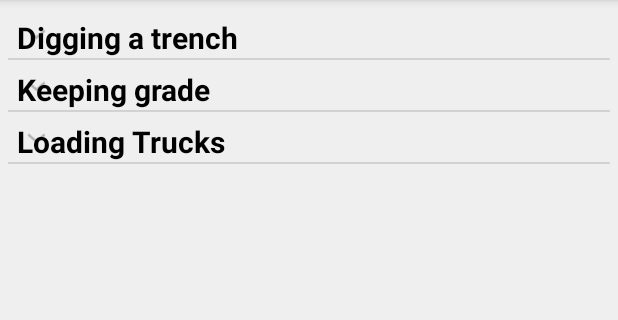
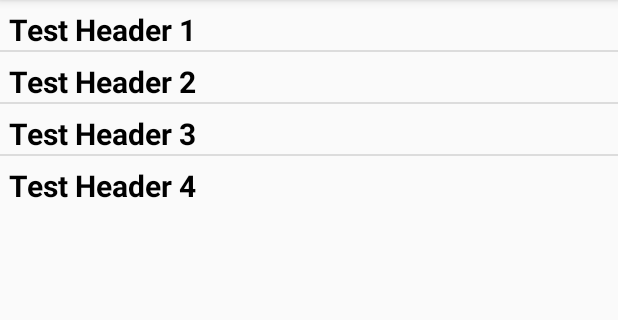
Before and after one commit to hassan963/DemoConstract, an Android app: the fragment HowToApproachingTasks shown on its own in the app's theme, on a phone screen of 412 x 824 dp, the part 84-404 px from its top. Run offline under Robolectric (Android 15) with nearby library versions, the phone set to English and light mode, and no system bars.

Commit message:
expandable list view completed

```diff
--- a/app/src/main/java/com/constructefile/democonstract/activity/MainMenu.java
+++ b/app/src/main/java/com/constructefile/democonstract/activity/MainMenu.java
@@ -237,7 +237,7 @@ public class MainMenu extends AppCompatActivity {
                 //Check to see which item was being clicked and perform appropriate action
                 switch (menuItem.getItemId()) {
                     //Replacing the main content with ContentFragment Which is our Inbox View;
-                    case R.id.home:
+                    case R.id.nav_home:
                         navItemIndex = 0;
                         CURRENT_TAG = TAG_HOME;
                         break;
--- a/app/src/main/java/com/constructefile/democonstract/activity/NearMiss_Activity.java
+++ b/app/src/main/java/com/constructefile/democonstract/activity/NearMiss_Activity.java
@@ -350,7 +350,7 @@ public class NearMiss_Activity extends AppCompatActivity implements AdapterView.
                 params.put("concern_type", concern_type);
                 params.put("date", timestamp);
                 params.put("description", description);
-                params.put("employee_id", "1"); // will implement later
+                params.put("operator_id", "9"); // will implement later
                 params.put("signature", sign);  // not done yet
                 params.put("image", sign);
                 return params;
--- a/app/src/main/java/com/constructefile/democonstract/adapter/ExpandableListAdapter.java
+++ b/app/src/main/java/com/constructefile/democonstract/adapter/ExpandableListAdapter.java
@@ -1,7 +1,6 @@
 package com.constructefile.democonstract.adapter;
 
 import android.content.Context;
-import android.graphics.Typeface;
 import android.view.LayoutInflater;
 import android.view.View;
 import android.view.ViewGroup;
@@ -10,45 +9,40 @@ import android.widget.TextView;
 
 import com.constructefile.democonstract.R;
 
-import java.util.HashMap;
-import java.util.List;
-
 /**
- * Created by Optimus Prime on 4/1/2017.
+ * Created by Hassan M.Ashraful on 4/14/2017.
  */
 
 public class ExpandableListAdapter extends BaseExpandableListAdapter {
 
-    private Context _context;
-    private List<String> _listDataHeader;
-    private HashMap<String, List<String>> _listDataChild;
+    private final LayoutInflater inf;
+    private String[] groups;
+    private String[][] children;
 
-
-    public ExpandableListAdapter(Context context, List<String> listDataHeader, HashMap<String, List<String>> listDataChild) {
-        this._context = context;
-        this._listDataHeader = listDataHeader;
-        this._listDataChild = listDataChild;
+    public ExpandableListAdapter(Context context, String[] groups, String[][] children) {
+        this.groups = groups;
+        this.children = children;
+        inf = LayoutInflater.from(context);
     }
 
     @Override
     public int getGroupCount() {
-        return this._listDataHeader.size();
+        return groups.length;
     }
 
     @Override
     public int getChildrenCount(int groupPosition) {
-        return this._listDataChild.get(this._listDataHeader.get(groupPosition))
-                .size();
+        return children[groupPosition].length;
     }
 
     @Override
     public Object getGroup(int groupPosition) {
-        return this._listDataHeader.get(groupPosition);
+        return groups[groupPosition];
     }
 
     @Override
     public Object getChild(int groupPosition, int childPosition) {
-        return this._listDataChild.get(this._listDataHeader.get(groupPosition)).get(childPosition);
+        return children[groupPosition][childPosition];
     }
 
     @Override
@@ -63,35 +57,44 @@ public class ExpandableListAdapter extends BaseExpandableListAdapter {
 
     @Override
     public boolean hasStableIds() {
-        return false;
+        return true;
     }
 
     @Override
-    public View getGroupView(int groupPosition, boolean isExpanded, View convertView, ViewGroup parent) {
-        String headerTitle = (String) getGroup(groupPosition);
+    public View getChildView(int groupPosition, final int childPosition, boolean isLastChild, View convertView, ViewGroup parent) {
+
+        ViewHolder holder;
         if (convertView == null) {
-            LayoutInflater infalInflater = (LayoutInflater) this._context
-                    .getSystemService(Context.LAYOUT_INFLATER_SERVICE);
-            convertView = infalInflater.inflate(R.layout.list_group, null);
+            convertView = inf.inflate(R.layout.list_item, parent, false);
+            holder = new ViewHolder();
+
+            holder.text = (TextView) convertView.findViewById(R.id.lblListItem);
+            convertView.setTag(holder);
+        } else {
+            holder = (ViewHolder) convertView.getTag();
         }
 
-        TextView lblListHeader = (TextView) convertView
-                .findViewById(R.id.lblListHeader);
-        lblListHeader.setTypeface(null, Typeface.BOLD);
-        lblListHeader.setText(headerTitle);
+        holder.text.setText(getChild(groupPosition, childPosition).toString());
 
         return convertView;
     }
 
     @Override
-    public View getChildView(int groupPosition, int childPosition, boolean isLastChild, View convertView, ViewGroup parent) {
-        final String childText = (String) getChild(groupPosition, childPosition);
+    public View getGroupView(int groupPosition, boolean isExpanded, View convertView, ViewGroup parent) {
+        ViewHolder holder;
+
         if (convertView == null) {
-            LayoutInflater infalInflater = (LayoutInflater) this._context.getSystemService(Context.LAYOUT_INFLATER_SERVICE);
-            convertView = infalInflater.inflate(R.layout.list_item, null);
+            convertView = inf.inflate(R.layout.list_group, parent, false);
+
+            holder = new ViewHolder();
+            holder.text = (TextView) convertView.findViewById(R.id.lblListHeader);
+            convertView.setTag(holder);
+        } else {
+            holder = (ViewHolder) convertView.getTag();
         }
-        TextView textListChild = (TextView) convertView.findViewById(R.id.lblListItem);
-        textListChild.setText(childText);
+
+        holder.text.setText(getGroup(groupPosition).toString());
+
         return convertView;
     }
 
@@ -99,4 +102,11 @@ public class ExpandableListAdapter extends BaseExpandableListAdapter {
     public boolean isChildSelectable(int groupPosition, int childPosition) {
         return true;
     }
+
+    private class ViewHolder {
+        TextView text;
+    }
+
+
+
 }
--- a/app/src/main/java/com/constructefile/democonstract/fragment/HowToApproachingTasks.java
+++ b/app/src/main/java/com/constructefile/democonstract/fragment/HowToApproachingTasks.java
@@ -3,18 +3,15 @@ package com.constructefile.democonstract.fragment;
 import android.content.Context;
 import android.net.Uri;
 import android.os.Bundle;
+import android.support.annotation.Nullable;
 import android.support.v4.app.Fragment;
 import android.view.LayoutInflater;
 import android.view.View;
 import android.view.ViewGroup;
 import android.widget.ExpandableListView;
 
+import com.constructefile.democonstract.R;
 import com.constructefile.democonstract.adapter.ExpandableListAdapter;
-import com.constructefile.democonstract.R;
-
-import java.util.ArrayList;
-import java.util.HashMap;
-import java.util.List;
 
 /**
  * A simple {@link Fragment} subclass.
@@ -27,10 +24,10 @@ import java.util.List;
 public class HowToApproachingTasks extends Fragment {
 
 
-    ExpandableListAdapter listAdapter;
+    View rootView;
     ExpandableListView expListView;
-    List<String> listDataHeader;
-    HashMap<String, List<String>> listDataChild;
+    private String[] groups;
+    private String[][] children;
 
 
     // TODO: Rename parameter arguments, choose names that match
@@ -79,124 +76,37 @@ public class HowToApproachingTasks extends Fragment {
     public View onCreateView(LayoutInflater inflater, ViewGroup container,
                              Bundle savedInstanceState) {
         // Inflate the layout for this fragment
-        View view = inflater.inflate(R.layout.fragment_how_to_approaching_tasks, container, false);
-
-        // get the listview
-        expListView = (ExpandableListView) view.findViewById(R.id.lvExp);
+        rootView = inflater.inflate(R.layout.fragment_howto, container, false);
 
         // preparing list data
         prepareListData();
 
-        listAdapter = new ExpandableListAdapter(getContext(), listDataHeader, listDataChild);
-
-        // setting list adapter
-        expListView.setAdapter(listAdapter);
-
-        // Listview Group click listener
-        expListView.setOnGroupClickListener(new ExpandableListView.OnGroupClickListener() {
-
-            @Override
-            public boolean onGroupClick(ExpandableListView parent, View v,
-                                        int groupPosition, long id) {
-                // Toast.makeText(getApplicationContext(),
-                // "Group Clicked " + listDataHeader.get(groupPosition),
-                // Toast.LENGTH_SHORT).show();
-                return false;
-            }
-        });
-
-        // Listview Group expanded listener
-        expListView.setOnGroupExpandListener(new ExpandableListView.OnGroupExpandListener() {
-
-            @Override
-            public void onGroupExpand(int groupPosition) {
-                /*Toast.makeText(getContext(),
-                        listDataHeader.get(groupPosition) + " Expanded",
-                        Toast.LENGTH_SHORT).show();*/
-            }
-        });
-
-        // Listview Group collasped listener
-        expListView.setOnGroupCollapseListener(new ExpandableListView.OnGroupCollapseListener() {
-
-            @Override
-            public void onGroupCollapse(int groupPosition) {
-                /*Toast.makeText(getContext(),
-                        listDataHeader.get(groupPosition) + " Collapsed",
-                        Toast.LENGTH_SHORT).show();*/
-
-            }
-        });
-
-        // Listview on child click listener
-        expListView.setOnChildClickListener(new ExpandableListView.OnChildClickListener() {
-
-            @Override
-            public boolean onChildClick(ExpandableListView parent, View v,
-                                        int groupPosition, int childPosition, long id) {
-                // TODO Auto-generated method stub
-                /*Toast.makeText(
-                        getContext(),
-                        listDataHeader.get(groupPosition)
-                                + " : "
-                                + listDataChild.get(
-                                listDataHeader.get(groupPosition)).get(
-                                childPosition), Toast.LENGTH_SHORT)
-                        .show();*/
-                return false;
-            }
-        });
-        return view;
+        return rootView;
     }
 
+    @Override
+    public void onViewCreated(View view, @Nullable Bundle savedInstanceState) {
+        expListView = (ExpandableListView) view.findViewById(R.id.expListView);
+        expListView.setAdapter(new ExpandableListAdapter(getActivity(), groups, children));
+        expListView.setGroupIndicator(null);
+    }
 
     /*
-     * Preparing the list data
-     */
+         * Preparing the list data
+         */
     private void prepareListData() {
-        listDataHeader = new ArrayList<String>();
-        listDataChild = new HashMap<String, List<String>>();
 
-        // Adding child data
-        listDataHeader.add("Digging a trench");
-        listDataHeader.add("Keeping grade");
-        listDataHeader.add("Loading Trucks");
+        groups = new String[] { "Test Header 1", "Test Header 2", "Test Header 3", "Test Header 4" };
 
-        // Adding child data
-        List<String> top250 = new ArrayList<String>();
-        top250.add("Before digging a trench, mark out your area of digging. Then make your one call to make sure there are no cables or pipes underground in your area of digging.\n" +
-                "Allow enough room in your easement for the backfill material to be 1 meter away from your trench.Use the dirt management section to calculate how much dirt you will be removing to do better estimates on area needed for your easement.\n" +
-                "When digging with a surveyor, be aware and have good communication with them. They will be around you at all times to make sure you are at a correct depth and may leave to go check other areas of site.\n" +
-                "Keeping track of your depth on the stick of the machinery helps keeping a steady grade for beginners.");
-        /*top250.add("The Godfather");
-        top250.add("The Godfather: Part II");
-        top250.add("Pulp Fiction");
-        top250.add("The Good, the Bad and the Ugly");
-        top250.add("The Dark Knight");
-        top250.add("12 Angry Men");*/
+        children = new String [][] {
+                { "s simply dummy text of the printing and typesetting industry. Lorem Ipsum has been the industry's standard dummy text ever since the 1500s, when an unknown printer took a galley of type and scrambled it to make a type specimen book. It has survived not only five centuries, but also the leap into electronic typesetting, remaining essentially unchanged. It was popularised in the 1960s with the release of Letraset sheets containing Lorem Ipsum passages, and more recently with desktop publishing software like Aldus PageMaker including versions of Lorem Ipsum." },
+                { "Contrary to popular belief, Lorem Ipsum is not simply random text. It has roots in a piece of classical Latin literature from 45 BC, making it over 2000 years old. Richard McClintock, a Latin professor at Hampden-Sydney College in Virginia, looked up one of the more obscure Latin words, consectetur, from a Lorem Ipsum passage, and going through the cites of the word in classical literature, discovered the undoubtable source. Lorem Ipsum comes from sections 1.10.32 and 1.10.33 of comes from a line in section 1.10.32." },
+                { "It is a long established fact that a reader will be distracted by the readable content of a page when looking at its layout. The point of using Lorem Ipsum is that it has a more-or-less normal distribution of letters, as opposed to using 'Content here, content here', making it look like readable English. Many desktop publishing packages and web page editors now use Lorem Ipsum as their default model text, and a search for 'lorem ipsum' will uncover many web sites still in their infancy. Various versions have evolved over the years, sometimes by accident, sometimes on purpose (injected humour and the like)." },
+                { "There are many variations of passages of Lorem Ipsum available, but the majority have suffered alteration in some form, by injected humour, or randomised words which don't look even slightly believable. If you are going to use a passage of Lorem Ipsum, you need to be sure there isn't anything embarrassing hidden in the middle of text. All the Lorem Ipsum generators on the Internet tend to repeat predefined chunks as necessary, making this the first true generator on the Internet. It uses a dictionary of over 200 Latin words, combined with a handful of model sentence structures, to generate Lorem Ipsum which looks reasonable. The generated Lorem Ipsum is therefore always free from repetition, injected humour, or non-characteristic words etc." }
+        };
 
-        List<String> nowShowing = new ArrayList<String>();
-        nowShowing.add("When bringing dirt to grade, keep your bucket or blade full to always have material to work with. \n" +
-                "Having stakes in different areas to keep track of different grade helps.\n" +
-                "If digging area is soft and moves the stakes when approaching with machinery, using a line level you can move the stake to a different location while keeping the grade in the desired location until finished with equipment in area\n");
-        /*nowShowing.add("Despicable Me 2");
-        nowShowing.add("Turbo");
-        nowShowing.add("Grown Ups 2");
-        nowShowing.add("Red 2");
-        nowShowing.add("The Wolverine");*/
 
-        List<String> comingSoon = new ArrayList<String>();
-        comingSoon.add("With Loader:\n" +
-                "Fill bucket and rise to loading area. Signal truck to advance to loading area, when in position signal to stop. Fill truck and signal when finished\n");
-        comingSoon.add("With Excavator:\n" +
-                "Signal truck to advance to loading area. Fill bucket and swing over the back end of the truck.(never go over the cab of the truck) When finished loading signal truck.\n");
-        /*comingSoon.add("The Spectacular Now");
-        comingSoon.add("The Canyons");
-        comingSoon.add("Europa Report");*/
 
-        listDataChild.put(listDataHeader.get(0), top250); // Header, Child data
-        listDataChild.put(listDataHeader.get(1), nowShowing);
-        listDataChild.put(listDataHeader.get(2), comingSoon);
     }
 
     // TODO: Rename method, update argument and hook method into UI event
@@ -237,4 +147,101 @@ public class HowToApproachingTasks extends Fragment {
         // TODO: Update argument type and name
         void onFragmentInteraction(Uri uri);
     }
+
+    /*public class ExpandableListAdapter extends BaseExpandableListAdapter {
+
+        private final LayoutInflater inf;
+        private String[] groups;
+        private String[][] children;
+
+        public ExpandableListAdapter(String[] groups, String[][] children) {
+            this.groups = groups;
+            this.children = children;
+            inf = LayoutInflater.from(getActivity());
+        }
+
+        @Override
+        public int getGroupCount() {
+            return groups.length;
+        }
+
+        @Override
+        public int getChildrenCount(int groupPosition) {
+            return children[groupPosition].length;
+        }
+
+        @Override
+        public Object getGroup(int groupPosition) {
+            return groups[groupPosition];
+        }
+
+        @Override
+        public Object getChild(int groupPosition, int childPosition) {
+            return children[groupPosition][childPosition];
+        }
+
+        @Override
+        public long getGroupId(int groupPosition) {
+            return groupPosition;
+        }
+
+        @Override
+        public long getChildId(int groupPosition, int childPosition) {
+            return childPosition;
+        }
+
+        @Override
+        public boolean hasStableIds() {
+            return true;
+        }
+
+        @Override
+        public View getChildView(int groupPosition, final int childPosition, boolean isLastChild, View convertView, ViewGroup parent) {
+
+            ViewHolder holder;
+            if (convertView == null) {
+                convertView = inf.inflate(R.layout.list_item, parent, false);
+                holder = new ViewHolder();
+
+                holder.text = (TextView) convertView.findViewById(R.id.lblListItem);
+                convertView.setTag(holder);
+            } else {
+                holder = (ViewHolder) convertView.getTag();
+            }
+
+            holder.text.setText(getChild(groupPosition, childPosition).toString());
+
+            return convertView;
+        }
+
+        @Override
+        public View getGroupView(int groupPosition, boolean isExpanded, View convertView, ViewGroup parent) {
+            ViewHolder holder;
+
+            if (convertView == null) {
+                convertView = inf.inflate(R.layout.list_group, parent, false);
+
+                holder = new ViewHolder();
+                holder.text = (TextView) convertView.findViewById(R.id.lblListHeader);
+                convertView.setTag(holder);
+            } else {
+                holder = (ViewHolder) convertView.getTag();
+            }
+
+            holder.text.setText(getGroup(groupPosition).toString());
+
+            return convertView;
+        }
+
+        @Override
+        public boolean isChildSelectable(int groupPosition, int childPosition) {
+            return true;
+        }
+
+        private class ViewHolder {
+            TextView text;
+        }
+
+    }*/
+
 }
```
Also changed, not shown: app/src/main/java/com/constructefile/democonstract/fragment/HowToDosAndDonts.java (+32 -1 lines), app/src/main/java/com/constructefile/democonstract/fragment/HowToOHNSLaws.java (+21 -168 lines), app/src/main/java/com/constructefile/democonstract/fragment/HowToOperateSafely.java (+31 -1 lines), app/src/main/java/com/constructefile/democonstract/fragment/HowToOperationSafety.java (+31 -1 lines).
